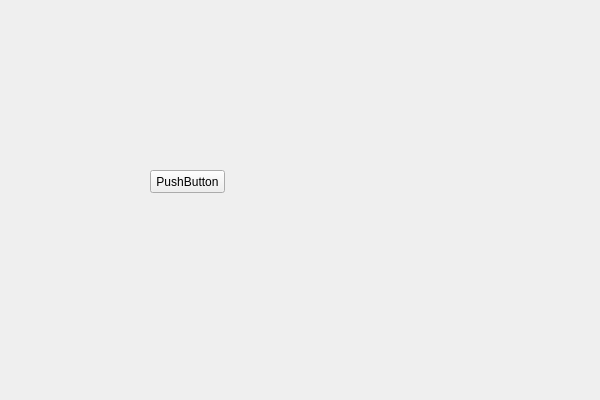
Qt form src/FormModelClip.ui (Aiopr-bits/MAVES) before a commit.
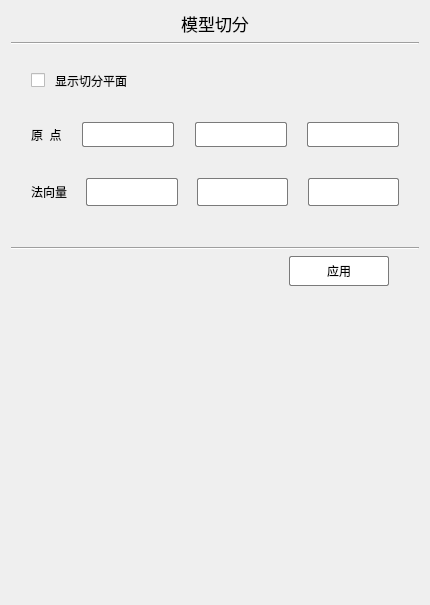
The same form after that commit.

Commit message: feat:实现“模型切分”副控制面板界面设计，实现在场景中加入平面选择器并且操作平面选择器时，“模型切分”副控制面板上实时显示平面的坐标

Diff of the .ui file:
```diff
--- a/src/FormModelClip.ui
+++ b/src/FormModelClip.ui
@@ -6,26 +6,573 @@
    <rect>
     <x>0</x>
     <y>0</y>
-    <width>600</width>
-    <height>400</height>
+    <width>430</width>
+    <height>605</height>
    </rect>
   </property>
   <property name="windowTitle">
    <string>FormModelClip</string>
   </property>
-  <widget class="QPushButton" name="pushButton">
-   <property name="geometry">
-    <rect>
-     <x>150</x>
-     <y>170</y>
-     <width>75</width>
-     <height>23</height>
-    </rect>
-   </property>
-   <property name="text">
-    <string>PushButton</string>
-   </property>
-  </widget>
+  <layout class="QGridLayout" name="gridLayout">
+   <item row="0" column="0">
+    <layout class="QVBoxLayout" name="verticalLayout">
+     <item>
+      <widget class="QLabel" name="label">
+       <property name="font">
+        <font>
+         <pointsize>13</pointsize>
+        </font>
+       </property>
+       <property name="text">
+        <string>模型切分</string>
+       </property>
+       <property name="alignment">
+        <set>Qt::AlignCenter</set>
+       </property>
+      </widget>
+     </item>
+     <item>
+      <widget class="Line" name="line">
+       <property name="orientation">
+        <enum>Qt::Horizontal</enum>
+       </property>
+      </widget>
+     </item>
+     <item>
+      <spacer name="verticalSpacer">
+       <property name="orientation">
+        <enum>Qt::Vertical</enum>
+       </property>
+       <property name="sizeType">
+        <enum>QSizePolicy::Fixed</enum>
+       </property>
+       <property name="sizeHint" stdset="0">
+        <size>
+         <width>20</width>
+         <height>20</height>
+        </size>
+       </property>
+      </spacer>
+     </item>
+     <item>
+      <layout class="QHBoxLayout" name="horizontalLayout_5">
+       <item>
+        <spacer name="horizontalSpacer_19">
+         <property name="orientation">
+          <enum>Qt::Horizontal</enum>
+         </property>
+         <property name="sizeType">
+          <enum>QSizePolicy::Fixed</enum>
+         </property>
+         <property name="sizeHint" stdset="0">
+          <size>
+           <width>20</width>
+           <height>20</height>
+          </size>
+         </property>
+        </spacer>
+       </item>
+       <item>
+        <widget class="QCheckBox" name="checkBox">
+         <property name="styleSheet">
+          <string notr="true">QCheckBox { 
+    spacing: 10px; 
+}
+
+</string>
+         </property>
+         <property name="text">
+          <string>显示切分平面</string>
+         </property>
+        </widget>
+       </item>
+       <item>
+        <spacer name="horizontalSpacer_18">
+         <property name="orientation">
+          <enum>Qt::Horizontal</enum>
+         </property>
+         <property name="sizeHint" stdset="0">
+          <size>
+           <width>40</width>
+           <height>20</height>
+          </size>
+         </property>
+        </spacer>
+       </item>
+      </layout>
+     </item>
+     <item>
+      <spacer name="verticalSpacer_2">
+       <property name="orientation">
+        <enum>Qt::Vertical</enum>
+       </property>
+       <property name="sizeType">
+        <enum>QSizePolicy::Fixed</enum>
+       </property>
+       <property name="sizeHint" stdset="0">
+        <size>
+         <width>20</width>
+         <height>25</height>
+        </size>
+       </property>
+      </spacer>
+     </item>
+     <item>
+      <layout class="QHBoxLayout" name="horizontalLayout">
+       <item>
+        <spacer name="horizontalSpacer">
+         <property name="orientation">
+          <enum>Qt::Horizontal</enum>
+         </property>
+         <property name="sizeType">
+          <enum>QSizePolicy::Fixed</enum>
+         </property>
+         <property name="sizeHint" stdset="0">
+          <size>
+           <width>20</width>
+           <height>20</height>
+          </size>
+         </property>
+        </spacer>
+       </item>
+       <item>
+        <widget class="QLabel" name="label_2">
+         <property name="text">
+          <string>原  点</string>
+         </property>
+        </widget>
+       </item>
+       <item>
+        <spacer name="horizontalSpacer_2">
+         <property name="orientation">
+          <enum>Qt::Horizontal</enum>
+         </property>
+         <property name="sizeHint" stdset="0">
+          <size>
+           <width>40</width>
+           <height>20</height>
+          </size>
+         </property>
+        </spacer>
+       </item>
+       <item>
+        <widget class="QLineEdit" name="lineEdit">
+         <property name="minimumSize">
+          <size>
+           <width>0</width>
+           <height>25</height>
+          </size>
+         </property>
+         <property name="maximumSize">
+          <size>
+           <width>16777215</width>
+           <height>25</height>
+          </size>
+         </property>
+         <property name="styleSheet">
+          <string notr="true">QLineEdit {
+    background-color: rgb(255, 255, 255); /* 背景色 */
+    border: 1px solid rgb(122, 122, 122); /* 边框色 */
+    border-radius: 2px; /* 圆角边框 */
+    padding: 5px; /* 内边距 */
+}
+
+QLineEdit:hover {
+    border: 1px solid rgb(23, 23, 23); 
+}</string>
+         </property>
+        </widget>
+       </item>
+       <item>
+        <spacer name="horizontalSpacer_3">
+         <property name="orientation">
+          <enum>Qt::Horizontal</enum>
+         </property>
+         <property name="sizeHint" stdset="0">
+          <size>
+           <width>40</width>
+           <height>20</height>
+          </size>
+         </property>
+        </spacer>
+       </item>
+       <item>
+        <widget class="QLineEdit" name="lineEdit_2">
+         <property name="minimumSize">
+          <size>
+           <width>0</width>
+           <height>25</height>
+          </size>
+         </property>
+         <property name="maximumSize">
+          <size>
+           <width>16777215</width>
+           <height>25</height>
+          </size>
+         </property>
+         <property name="styleSheet">
+          <string notr="true">QLineEdit {
+    background-color: rgb(255, 255, 255); /* 背景色 */
+    border: 1px solid rgb(122, 122, 122); /* 边框色 */
+    border-radius: 2px; /* 圆角边框 */
+    padding: 5px; /* 内边距 */
+}
+
+QLineEdit:hover {
+    border: 1px solid rgb(23, 23, 23); 
+}</string>
+         </property>
+        </widget>
+       </item>
+       <item>
+        <spacer name="horizontalSpacer_4">
+         <property name="orientation">
+          <enum>Qt::Horizontal</enum>
+         </property>
+         <property name="sizeHint" stdset="0">
+          <size>
+           <width>40</width>
+           <height>20</height>
+          </size>
+         </property>
+        </spacer>
+       </item>
+       <item>
+        <widget class="QLineEdit" name="lineEdit_3">
+         <property name="minimumSize">
+          <size>
+           <width>0</width>
+           <height>25</height>
+          </size>
+         </property>
+         <property name="maximumSize">
+          <size>
+           <width>16777215</width>
+           <height>25</height>
+          </size>
+         </property>
+         <property name="styleSheet">
+          <string notr="true">QLineEdit {
+    background-color: rgb(255, 255, 255); /* 背景色 */
+    border: 1px solid rgb(122, 122, 122); /* 边框色 */
+    border-radius: 2px; /* 圆角边框 */
+    padding: 5px; /* 内边距 */
+}
+
+QLineEdit:hover {
+    border: 1px solid rgb(23, 23, 23); 
+}</string>
+         </property>
+        </widget>
+       </item>
+       <item>
+        <spacer name="horizontalSpacer_5">
+         <property name="orientation">
+          <enum>Qt::Horizontal</enum>
+         </property>
+         <property name="sizeType">
+          <enum>QSizePolicy::Fixed</enum>
+         </property>
+         <property name="sizeHint" stdset="0">
+          <size>
+           <width>20</width>
+           <height>20</height>
+          </size>
+         </property>
+        </spacer>
+       </item>
+      </layout>
+     </item>
+     <item>
+      <spacer name="verticalSpacer_3">
+       <property name="orientation">
+        <enum>Qt::Vertical</enum>
+       </property>
+       <property name="sizeType">
+        <enum>QSizePolicy::Fixed</enum>
+       </property>
+       <property name="sizeHint" stdset="0">
+        <size>
+         <width>20</width>
+         <height>25</height>
+        </size>
+       </property>
+      </spacer>
+     </item>
+     <item>
+      <layout class="QHBoxLayout" name="horizontalLayout_2">
+       <item>
+        <spacer name="horizontalSpacer_6">
+         <property name="orientation">
+          <enum>Qt::Horizontal</enum>
+         </property>
+         <property name="sizeType">
+          <enum>QSizePolicy::Fixed</enum>
+         </property>
+         <property name="sizeHint" stdset="0">
+          <size>
+           <width>20</width>
+           <height>20</height>
+          </size>
+         </property>
+        </spacer>
+       </item>
+       <item>
+        <widget class="QLabel" name="label_3">
+         <property name="text">
+          <string>法向量</string>
+         </property>
+        </widget>
+       </item>
+       <item>
+        <spacer name="horizontalSpacer_7">
+         <property name="orientation">
+          <enum>Qt::Horizontal</enum>
+         </property>
+         <property name="sizeHint" stdset="0">
+          <size>
+           <width>40</width>
+           <height>20</height>
+          </size>
+         </property>
+        </spacer>
+       </item>
+       <item>
+        <widget class="QLineEdit" name="lineEdit_4">
+         <property name="sizePolicy">
+          <sizepolicy hsizetype="Expanding" vsizetype="Fixed">
+           <horstretch>0</horstretch>
+           <verstretch>25</verstretch>
+          </sizepolicy>
+         </property>
+         <property name="minimumSize">
+          <size>
+           <width>0</width>
+           <height>25</height>
+          </size>
+         </property>
+         <property name="styleSheet">
+          <string notr="true">QLineEdit {
+    background-color: rgb(255, 255, 255); /* 背景色 */
+    border: 1px solid rgb(122, 122, 122); /* 边框色 */
+    border-radius: 2px; /* 圆角边框 */
+    padding: 5px; /* 内边距 */
+}
+
+QLineEdit:hover {
+    border: 1px solid rgb(23, 23, 23); 
+}</string>
+         </property>
+        </widget>
+       </item>
+       <item>
+        <spacer name="horizontalSpacer_8">
+         <property name="orientation">
+          <enum>Qt::Horizontal</enum>
+         </property>
+         <property name="sizeHint" stdset="0">
+          <size>
+           <width>40</width>
+           <height>20</height>
+          </size>
+         </property>
+        </spacer>
+       </item>
+       <item>
+        <widget class="QLineEdit" name="lineEdit_5">
+         <property name="sizePolicy">
+          <sizepolicy hsizetype="Expanding" vsizetype="Fixed">
+           <horstretch>0</horstretch>
+           <verstretch>25</verstretch>
+          </sizepolicy>
+         </property>
+         <property name="minimumSize">
+          <size>
+           <width>0</width>
+           <height>25</height>
+          </size>
+         </property>
+         <property name="styleSheet">
+          <string notr="true">QLineEdit {
+    background-color: rgb(255, 255, 255); /* 背景色 */
+    border: 1px solid rgb(122, 122, 122); /* 边框色 */
+    border-radius: 2px; /* 圆角边框 */
+    padding: 5px; /* 内边距 */
+}
+
+QLineEdit:hover {
+    border: 1px solid rgb(23, 23, 23); 
+}</string>
+         </property>
+        </widget>
+       </item>
+       <item>
+        <spacer name="horizontalSpacer_9">
+         <property name="orientation">
+          <enum>Qt::Horizontal</enum>
+         </property>
+         <property name="sizeHint" stdset="0">
+          <size>
+           <width>40</width>
+           <height>20</height>
+          </size>
+         </property>
+        </spacer>
+       </item>
+       <item>
+        <widget class="QLineEdit" name="lineEdit_6">
+         <property name="sizePolicy">
+          <sizepolicy hsizetype="Expanding" vsizetype="Fixed">
+           <horstretch>0</horstretch>
+           <verstretch>25</verstretch>
+          </sizepolicy>
+         </property>
+         <property name="minimumSize">
+          <size>
+           <width>0</width>
+           <height>25</height>
+          </size>
+         </property>
+         <property name="styleSheet">
+          <string notr="true">QLineEdit {
+    background-color: rgb(255, 255, 255); /* 背景色 */
+    border: 1px solid rgb(122, 122, 122); /* 边框色 */
+    border-radius: 2px; /* 圆角边框 */
+    padding: 5px; /* 内边距 */
+}
+
+QLineEdit:hover {
+    border: 1px solid rgb(23, 23, 23); 
+}</string>
+         </property>
+        </widget>
+       </item>
+       <item>
+        <spacer name="horizontalSpacer_10">
+         <property name="orientation">
+          <enum>Qt::Horizontal</enum>
+         </property>
+         <property name="sizeType">
+          <enum>QSizePolicy::Fixed</enum>
+         </property>
+         <property name="sizeHint" stdset="0">
+          <size>
+           <width>20</width>
+           <height>20</height>
+          </size>
+         </property>
+        </spacer>
+       </item>
+      </layout>
+     </item>
+     <item>
+      <spacer name="verticalSpacer_4">
+       <property name="orientation">
+        <enum>Qt::Vertical</enum>
+       </property>
+       <property name="sizeType">
+        <enum>QSizePolicy::Fixed</enum>
+       </property>
+       <property name="sizeHint" stdset="0">
+        <size>
+         <width>20</width>
+         <height>35</height>
+        </size>
+       </property>
+      </spacer>
+     </item>
+     <item>
+      <widget class="Line" name="line_2">
+       <property name="orientation">
+        <enum>Qt::Horizontal</enum>
+       </property>
+      </widget>
+     </item>
+     <item>
+      <layout class="QHBoxLayout" name="horizontalLayout_4">
+       <item>
+        <spacer name="horizontalSpacer_16">
+         <property name="orientation">
+          <enum>Qt::Horizontal</enum>
+         </property>
+         <property name="sizeHint" stdset="0">
+          <size>
+           <width>40</width>
+           <height>20</height>
+          </size>
+         </property>
+        </spacer>
+       </item>
+       <item>
+        <widget class="QPushButton" name="pushButton">
+         <property name="minimumSize">
+          <size>
+           <width>100</width>
+           <height>30</height>
+          </size>
+         </property>
+         <property name="maximumSize">
+          <size>
+           <width>100</width>
+           <height>30</height>
+          </size>
+         </property>
+         <property name="styleSheet">
+          <string notr="true">QPushButton {
+    background-color: rgb(255, 255, 255); /* 背景色 */
+    border: 1px solid rgb(122, 122, 122); /* 边框色 */
+    border-radius: 2px; /* 圆润边框 */
+}
+
+
+QPushButton:hover {
+    background-color: rgb(242, 242, 242); /* 鼠标悬浮背景色 */
+}
+
+QPushButton:pressed {
+    background-color: rgb(235, 235, 235); /* 鼠标点击背景色 */
+}
+</string>
+         </property>
+         <property name="text">
+          <string>应用</string>
+         </property>
+        </widget>
+       </item>
+       <item>
+        <spacer name="horizontalSpacer_17">
+         <property name="orientation">
+          <enum>Qt::Horizontal</enum>
+         </property>
+         <property name="sizeType">
+          <enum>QSizePolicy::Fixed</enum>
+         </property>
+         <property name="sizeHint" stdset="0">
+          <size>
+           <width>30</width>
+           <height>20</height>
+          </size>
+         </property>
+        </spacer>
+       </item>
+      </layout>
+     </item>
+     <item>
+      <spacer name="verticalSpacer_5">
+       <property name="orientation">
+        <enum>Qt::Vertical</enum>
+       </property>
+       <property name="sizeHint" stdset="0">
+        <size>
+         <width>20</width>
+         <height>40</height>
+        </size>
+       </property>
+      </spacer>
+     </item>
+    </layout>
+   </item>
+  </layout>
  </widget>
  <layoutdefault spacing="6" margin="11"/>
  <resources/>
```
The commit also changes 4 other files.
